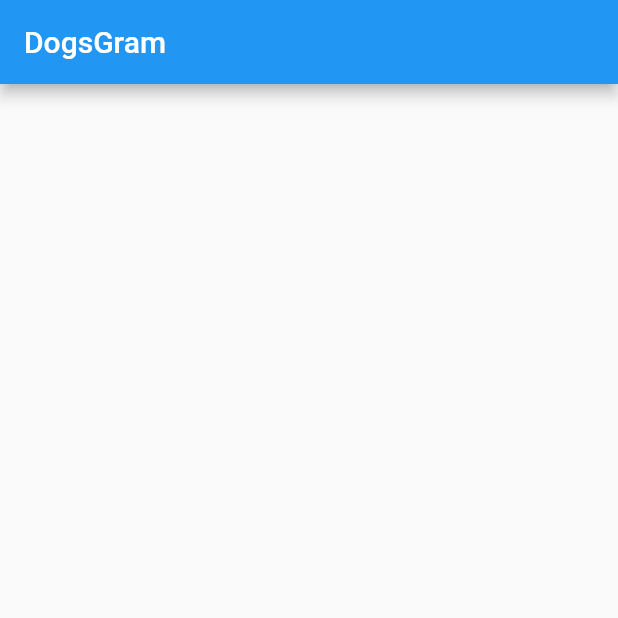
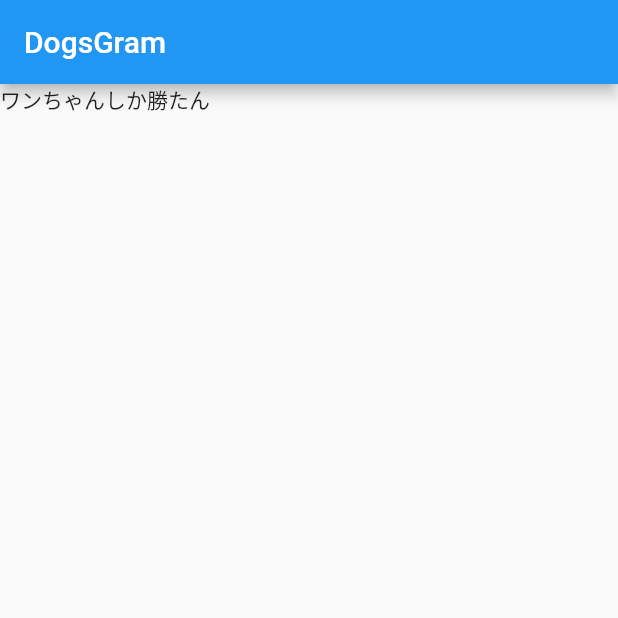
Before and after one commit to Ryunosuke1114/youtube_app, a Flutter app: the screen it shows after launch, on a phone screen of 412 x 824 dp, the top half of it. Run offline on Flutter 3.47's test engine with Material 2 defaults, Android fonts, the phone set to English and light mode, and no system bars.

Commit message:
third commit

```diff
--- a/lib/main.dart
+++ b/lib/main.dart
@@ -26,6 +26,9 @@ class App extends StatelessWidget {
         ),
         body: Container(
           child: Column(
+            children: <Widget>[
+              Text("ワンちゃんしか勝たん"),
+            ],
 
 
         ),
```
